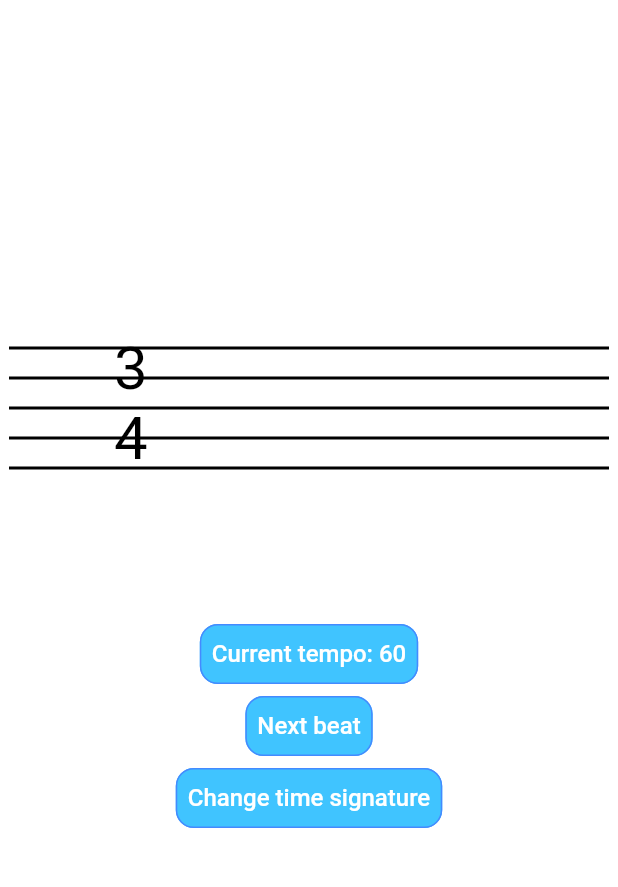
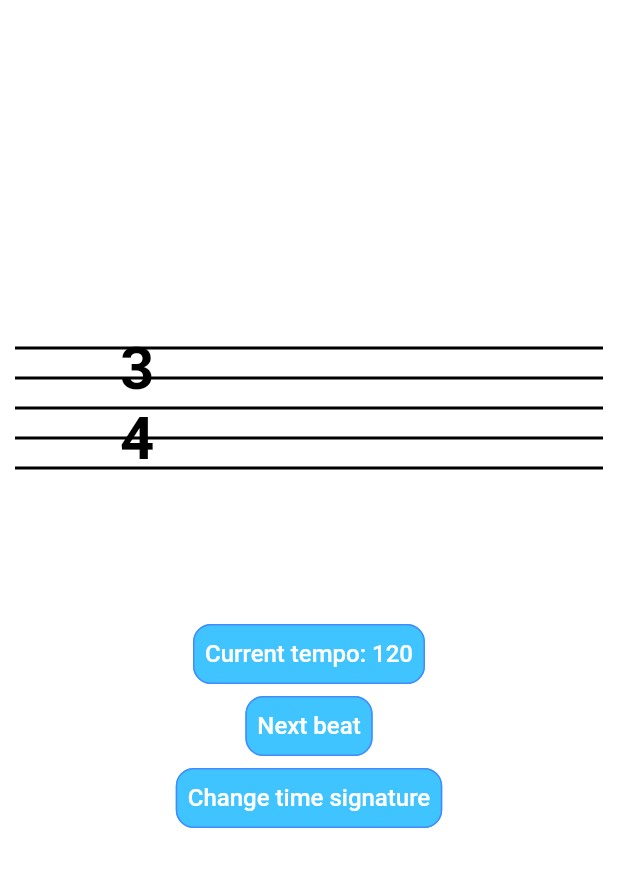
Before and after one commit to Ragnaric/MusicMate, a Flutter app: the screen it shows after launch, after a tap on "Change time signature", on a phone screen of 412 x 824 dp, the part 84-971 px from its top. Run offline on Flutter 3.47's test engine with Material 3 defaults, Android fonts, the phone set to English and light mode, and no system bars; our stand-ins replace bloc, equatable, flutter_bloc.

Commit message:
Refactor the music system into a stack with individual custom painters for the staff, time signature, and clef

```diff
--- a/lib/home/view/home_page.dart
+++ b/lib/home/view/home_page.dart
@@ -13,15 +13,11 @@ class HomePage extends StatelessWidget {
       child: Scaffold(
         drawer: const CDrawer(),
         appBar: const CAppBar(title: 'Music Mate'),
-        body: BlocBuilder<MetronomeBloc, MetronomeState>(
-          builder: (context, state) {
-            return Column(
-              mainAxisAlignment: MainAxisAlignment.center,
-              children: [
-                const MetronomePage(),
-              ],
-            );
-          },
+        body: Column(
+          mainAxisAlignment: MainAxisAlignment.center,
+          children: [
+            const MetronomePage(),
+          ],
         ),
       ),
     );
--- a/lib/metronome/bloc/metronome_bloc.dart
+++ b/lib/metronome/bloc/metronome_bloc.dart
@@ -1,14 +1,24 @@
+import 'dart:async';
+
 import 'package:bloc/bloc.dart';
 import 'package:equatable/equatable.dart';
 import 'package:flutter/services.dart';
+import 'package:music_mate/utils/utils.dart';
 
 part 'metronome_event.dart';
 part 'metronome_state.dart';
 
 class MetronomeBloc extends Bloc<MetronomeEvent, MetronomeState> {
   MetronomeBloc() : super(const MetronomeInitial()) {
-    on<MetronomeEvent>((event, emit) {
-      // TODO: implement event handler
-    });
+    on<TempoChanged>(_changeTempo);
+    on<TimeSignatureChanged>(_changeTimeSignature);
+  }
+
+  void _changeTempo(TempoChanged event, Emitter<MetronomeState> emit) {
+    emit(state.copyWith(tempo: event.tempo));
+  }
+
+  void _changeTimeSignature(TimeSignatureChanged event, Emitter<MetronomeState> emit) {
+    emit(state.copyWith(timeSignature: event.timeSignature));
   }
 }
--- a/lib/metronome/bloc/metronome_event.dart
+++ b/lib/metronome/bloc/metronome_event.dart
@@ -15,3 +15,15 @@ final class MetronomeResumed extends MetronomeEvent {
 final class MetronomeRestarted extends MetronomeEvent {
   const MetronomeRestarted();
 }
+
+final class TempoChanged extends MetronomeEvent {
+  final int tempo;
+
+  const TempoChanged({required this.tempo});
+}
+
+final class TimeSignatureChanged extends MetronomeEvent {
+  final String timeSignature;
+
+  const TimeSignatureChanged({required this.timeSignature});
+}
--- a/lib/metronome/bloc/metronome_state.dart
+++ b/lib/metronome/bloc/metronome_state.dart
@@ -1,46 +1,105 @@
 part of 'metronome_bloc.dart';
+
+/// Custom exception for metronome-related validation errors
+class MetronomeException implements Exception {
+  final String message;
+  MetronomeException(this.message);
+
+  @override
+  String toString() => 'MetronomeException: $message';
+}
 
 sealed class MetronomeState extends Equatable {
   final int tempo;
-  const MetronomeState(this.tempo);
+  final String clef;
+  final String timeSignature;
+
+  const MetronomeState({
+    required this.tempo,
+    required this.clef,
+    required this.timeSignature,
+  });
+
+  MetronomeState copyWith({
+    int? tempo,
+    String? clef,
+    String? timeSignature,
+  }) {
+    return switch (this) {
+      MetronomeInitial() => MetronomeInitial(
+        tempo: tempo ?? this.tempo,
+        timeSignature: timeSignature ?? this.timeSignature,
+        clef: clef ?? this.clef,
+      ),
+      _ => MetronomeInitial(
+        tempo: tempo ?? this.tempo,
+        timeSignature: timeSignature ?? this.timeSignature,
+        clef: clef ?? this.clef,
+      )
+    };
+  }
+
+  void validate () {
+    if (tempo < 30 || tempo > 200) {
+      throw MetronomeException('Tempo must be between 30 and 200 BPM');
+    }
+
+    if (!RegExp(r'^\d+/\d+$').hasMatch(timeSignature)) {
+      throw MetronomeException('Time signature must be written as a fraction: "n/n"');
+    }
+
+    if (!['treble', 'bass', 'alto'].contains(clef)) {
+      throw MetronomeException('Invalid clef');
+    }
+  }
 
   @override
-  List<Object> get props => [tempo];
+  List<Object> get props => [tempo, timeSignature, clef];
 }
 
 final class MetronomeInitial extends MetronomeState {
-  // this state will have just the staff, clef, and time signature without any notes
-  final String timeSignature;
-  final String clef;
-
   const MetronomeInitial({
-    this.timeSignature = '3/4', // time signatures must be written as a fraction
-    this.clef = 'treble',
-    int tempo = 60,
-  }) : super(tempo);
-
-  @override
-  List<Object> get props => [timeSignature, clef, tempo];
+    super.tempo = 120,
+    super.timeSignature = '4/4',
+    super.clef = 'treble',
+  });
 }
 
 final class MetronomePlaying extends MetronomeState {
   // this state will have the total number of notes be equal to the numerator of
   // of the time signature and the type of note equal to the denominator
-  final List<dynamic> notes;
+  final List<dynamic>? notes;
 
-  const MetronomePlaying(
+  const MetronomePlaying({
+    required super.tempo,
+    required super.clef,
+    required super.timeSignature,
     this.notes,
-    super.tempo,
-  );
+  });
 
   @override
-  List<Object> get props => [];
+  List<Object> get props => [...super.props];
 }
 
 final class MetronomePaused extends MetronomeState {
   // this state will also have the remaining time for the current beat
-  const MetronomePaused(super.tempo);
+  const MetronomePaused({
+    required super.tempo,
+    required super.clef,
+    required super.timeSignature,
+  });
+}
+
+final class MetronomeError extends MetronomeState {
+  final String errorMessage;
+
+  const MetronomeError({
+    required super.tempo,
+    required super.timeSignature,
+    required super.clef,
+    required this.errorMessage,
+  });
 
   @override
-  List<Object> get props => [];
+  List<Object> get props => [...super.props, errorMessage];
 }
--- a/lib/metronome/view/metronome.dart
+++ b/lib/metronome/view/metronome.dart
@@ -1,5 +1,6 @@
 import 'package:flutter/material.dart';
 import 'package:flutter_bloc/flutter_bloc.dart';
+import 'package:music_mate/utils/utils.dart';
 
 import '../metronome.dart';
 
@@ -12,23 +13,45 @@ class MetronomePage extends StatelessWidget {
 
   @override
   Widget build(BuildContext context) {
-    final metronomeState = context.read<MetronomeBloc>().state as MetronomeInitial;
+    final bloc = context.read<MetronomeBloc>();
+    final state = bloc.state;
+    final Size canvas = Size(
+      ScreenUtils.screenWidth(context) - 20,
+      200
+    );
 
+    return BlocBuilder<MetronomeBloc, MetronomeState>(
+      builder: (context, state) {
         return Center(
           child: Column(
             children: [
-          StaffWidget(clef: metronomeState.clef, timeSignature: metronomeState.timeSignature),
+              Stack(
+                children: [
+                  StaffWidget(canvasSize: canvas),
+                  TimeSignature(canvasSize: canvas),
+                ],
+              ),
               ElevatedButton(
-              onPressed: () {}, child: Text('Current tempo: ${metronomeState.tempo}')
+                  onPressed: () {
+                    final tempo = state.tempo == 120 ? 60 : 120;
+                    bloc.add(TempoChanged(tempo: tempo));
+                  },
+                  child: Text('Current tempo: ${state.tempo}')
               ),
               ElevatedButton(
                   onPressed: () {}, child: Text('Next beat')
               ),
               ElevatedButton(
-              onPressed: () {}, child: Text('Change time signature')
+                  onPressed: () {
+                    final signature = state.timeSignature == '4/4' ? '3/4' : '4/4';
+                    bloc.add(TimeSignatureChanged(timeSignature: signature));
+                  },
+                  child: Text('Change time signature'),
               ),
             ],
           ),
         );
+      },
+    );
   }
 }
--- a/lib/metronome/view/staff.dart
+++ b/lib/metronome/view/staff.dart
@@ -1,64 +1,22 @@
-import 'dart:ui' as ui;
 import 'package:flutter/material.dart';
-import 'package:flutter/services.dart';
-import 'package:flutter_bloc/flutter_bloc.dart';
-import 'package:music_mate/utils/utils.dart';
-import 'package:music_mate/metronome/metronome.dart';
 
 class StaffWidget extends StatelessWidget {
-  final String clef;
-  final String timeSignature;
-
+  final Size canvasSize;
   const StaffWidget({
     super.key,
-    required this.clef,
-    required this.timeSignature,
+    required this.canvasSize,
   });
-
-  Future<List<ui.Image>> _loadImages() async {
-    final List<String> imagePaths = [
-      CImages.trebleClef,
-      CImages.quarterNote,
-      CImages.quarterNote,
-      CImages.quarterNote,
-    ];
-
-    return Future.wait(imagePaths.map((path) async {
-      final ByteData data = await rootBundle.load(path);
-      final List<int> bytes = data.buffer.asUint8List();
-      return decodeImageFromList(Uint8List.fromList(bytes));
-    }));
-  }
 
   @override
   Widget build(BuildContext context) {
-    return FutureBuilder<List<ui.Image>>(
-      future: _loadImages(),
-      builder: (context, snapshot) {
-        if (snapshot.connectionState == ConnectionState.waiting) {
-          return const Center(child: CircularProgressIndicator());
-        } else if (snapshot.hasError) {
-          return const Center(child: Text('Failed to load images'));
-        } else {
-          return CustomPaint(
-            size: Size(400, 200),
-            painter: StaffPainter(images: snapshot.data!, timeSignature: timeSignature),
-          );
-        }
-      },
+    return CustomPaint(
+      size: canvasSize,
+      painter: StaffPainter(),
     );
   }
 }
 
 class StaffPainter extends CustomPainter {
-  final String timeSignature;
-  final List<ui.Image> images;
-
-  StaffPainter({
-    required this.images,
-    required this.timeSignature,
-  });
-
   @override
   void paint(Canvas canvas, Size size) {
     final paint = Paint()
@@ -68,46 +26,14 @@ class StaffPainter extends CustomPainter {
     double startX = 0;
     double endX = size.width;
     double lineSpacing = 20;
+
     for (int i = 0; i < 5; i++) {
       canvas.drawLine(
         Offset(startX, lineSpacing * (i + 1)),
         Offset(endX, lineSpacing * (i + 1)),
-        paint,
+        paint
       );
     }
-
-    // for (int i = 0; i < images.length; i++) {
-    //   if (i == 0) {
-    //     paintImage(
-    //       canvas: canvas,
-    //       rect: Rect.fromLTWH(-10, -10, 100, 150),
-    //       image: images[i],
-    //       fit: BoxFit.contain,
-    //     );
-    //   } else {
-    //     paintImage(
-    //       canvas: canvas,
-    //       rect: Rect.fromLTWH(
-    //         (i * 100),
-    //         0,
-    //         60,
-    //         100,
-    //       ),
-    //       image: images[i],
-    //       fit: BoxFit.contain,
-    //     );
-    //   }
-    // }
-
-    final timeSignatureText = TextPainter(
-      text: TextSpan(
-        text: timeSignature.replaceAll('/', '\n'),
-        style: TextStyle(fontSize: 40, color: Colors.black, fontFamily: 'Bravura'),
-      ),
-      textDirection: TextDirection.ltr,
-    );
-    timeSignatureText.layout();
-    timeSignatureText.paint(canvas, Offset(70, 10));
   }
 
   @override
--- /dev/null
+++ b/lib/metronome/view/time_signature.dart
@@ -0,0 +1,42 @@
+import 'package:flutter/material.dart';
+
+class TimeSignature extends StatelessWidget {
+  final Size canvasSize;
+  const TimeSignature({
+    super.key,
+    required this.canvasSize,
+  });
+
+  @override
+  Widget build(BuildContext context) {
+    return CustomPaint(
+      size: canvasSize,
+      painter: SignaturePainter(),
+    );
+  }
+}
+
+class SignaturePainter extends CustomPainter {
+  @override
+  void paint(Canvas canvas, Size size) {
+    final timeSignatureText = TextPainter(
+      text: TextSpan(
+        text: '3\n4',
+        style: TextStyle(
+          color: Colors.black,
+          fontSize: 40,
+          fontFamily: 'Bravura',
+          fontWeight: FontWeight.bold
+        )
+      ),
+      textDirection: TextDirection.ltr
+    );
+    timeSignatureText.layout();
+    timeSignatureText.paint(canvas, Offset(70, 10));
+  }
+
+  @override
+  bool shouldRepaint(covariant CustomPainter oldDelegate) {
+    return false;
+  }
+}
--- a/lib/metronome/view/view.dart
+++ b/lib/metronome/view/view.dart
@@ -1,2 +1,4 @@
 export 'metronome.dart';
+export 'system.dart';
 export 'staff.dart';
+export 'time_signature.dart';
```
Also changed, not shown: lib/metronome/view/clef.dart (added, +31 -0 lines), lib/metronome/view/system.dart (added, +117 -0 lines). Lines whose indentation alone changed are shown as unchanged.
